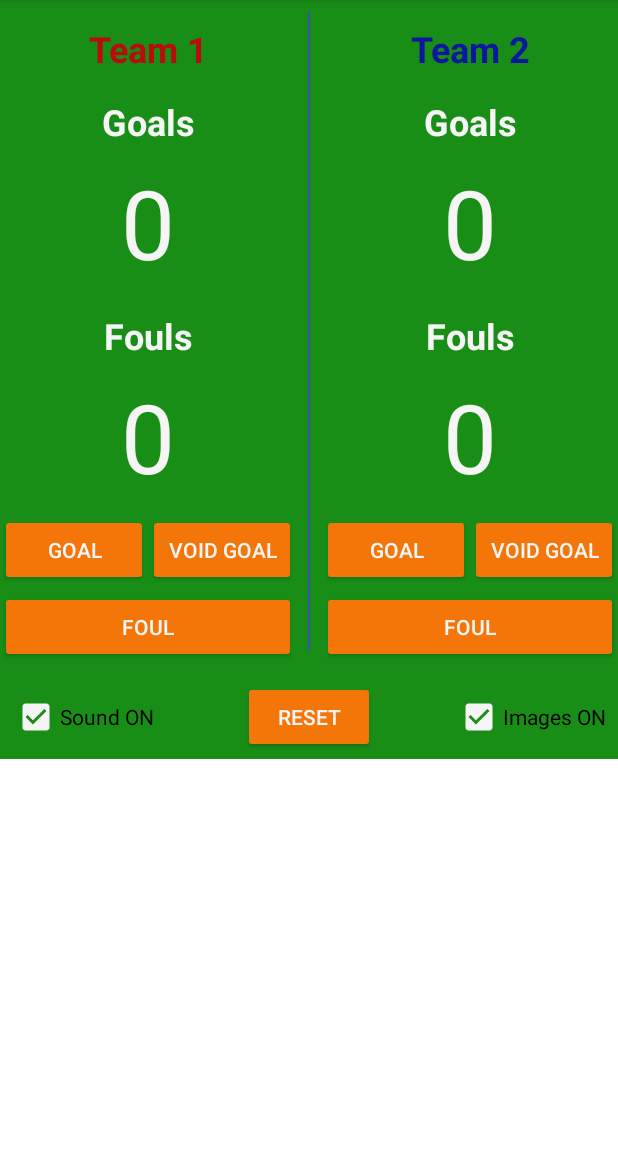
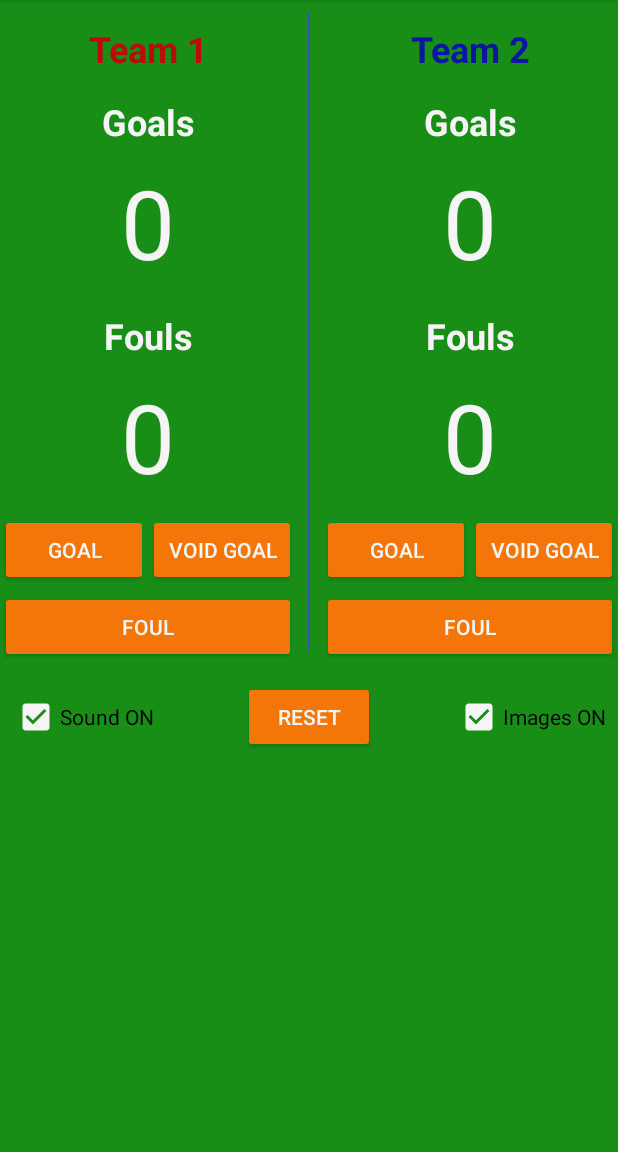
Before and after one commit to RodrigoPina407/ScoreKeeper, an Android app: the ScoreScreen screen opened directly, with no data from a screen before it, after a tap on "RESET", on a phone screen of 412 x 824 dp, the part 84-1236 px from its top. Run offline under Robolectric (Android 15) with nearby library versions, the phone set to English and light mode, and no system bars.

Commit message:
Errors fixed

```diff
--- a/ScoreKeeper/app/src/main/java/com/example/android/scorekeeper/ScoreScreen.java
+++ b/ScoreKeeper/app/src/main/java/com/example/android/scorekeeper/ScoreScreen.java
@@ -36,13 +36,18 @@ public class ScoreScreen extends AppCompatActivity {
 
         TextView team1_goals = (TextView) findViewById(R.id.team1_score);
         TextView team2_goals = (TextView) findViewById(R.id.team2_score);
-        TextView team1_fouls = (TextView) findViewById(R.id.team1_fouls);
-        TextView team2_fouls = (TextView) findViewById(R.id.team2_fouls);
+        TextView team1_fouls_view = (TextView) findViewById(R.id.team1_fouls);
+        TextView team2_fouls_view = (TextView) findViewById(R.id.team2_fouls);
 
         team1_goals.setText("0");
         team2_goals.setText("0");
-        team1_fouls.setText("0");
-        team2_fouls.setText("0");
+        team1_fouls_view.setText("0");
+        team2_fouls_view.setText("0");
+
+        team1_score = 0;
+        team2_score = 0;
+        team1_fouls = 0;
+        team2_fouls = 0;
 
 
     }
--- a/ScoreKeeper/app/src/main/res/layout/activity_main.xml
+++ b/ScoreKeeper/app/src/main/res/layout/activity_main.xml
@@ -22,13 +22,13 @@
         android:textColor="@color/Red"
         android:gravity="center"
         android:textStyle="bold"
-        android:textSize="48sp"
+        android:textSize="@dimen/Title"
         android:fontFamily="serif-monospace"
         android:layout_centerHorizontal="true"/>
 
     <TextView
-        android:layout_width="180dp"
-        android:layout_height="180dp"
+        android:layout_width="@dimen/ball_width"
+        android:layout_height="@dimen/ball_height"
         android:text="@string/kickoff"
         android:textSize="32sp"
         android:gravity="center"
--- a/ScoreKeeper/app/src/main/res/layout/activity_score_screen.xml
+++ b/ScoreKeeper/app/src/main/res/layout/activity_score_screen.xml
@@ -4,12 +4,12 @@
     xmlns:app="http://schemas.android.com/apk/res-auto"
     xmlns:tools="http://schemas.android.com/tools"
     android:layout_width="match_parent"
-    android:layout_height="match_parent">
+    android:layout_height="match_parent"
+    android:background="@color/Green">
 
     <LinearLayout
         android:layout_width="match_parent"
         android:layout_height="match_parent"
-        android:background="@color/Green"
         android:orientation="vertical"
         tools:context="com.example.android.scorekeeper.ScoreScreen">
 
@@ -31,7 +31,7 @@
                     android:gravity="center"
                     android:text="@string/team_1"
                     android:textColor="@color/Red"
-                    android:textSize="24sp"
+                    android:textSize="@dimen/Team"
                     android:textStyle="bold" />
 
                 <TextView
@@ -40,7 +40,7 @@
                     android:layout_marginTop="16dp"
                     android:gravity="center"
                     android:text="@string/goals"
-                    android:textSize="24sp"
+                    android:textSize="@dimen/Team"
                     android:textStyle="bold" />
 
                 <TextView
@@ -51,7 +51,7 @@
                     android:gravity="center"
                     android:text="0"
                     android:textColor="@color/White"
-                    android:textSize="64sp" />
+                    android:textSize="@dimen/score" />
 
                 <TextView
                     android:layout_width="match_parent"
@@ -59,7 +59,7 @@
                     android:layout_marginTop="16dp"
                     android:gravity="center"
                     android:text="@string/fouls"
-                    android:textSize="24sp"
+                    android:textSize="@dimen/Team"
                     android:textStyle="bold" />
 
                 <TextView
@@ -70,7 +70,7 @@
                     android:gravity="center"
                     android:text="0"
                     android:textColor="@color/White"
-                    android:textSize="64sp" />
+                    android:textSize="@dimen/score" />
 
                 <LinearLayout
                     android:layout_width="match_parent"
@@ -127,7 +127,7 @@
                     android:gravity="center"
                     android:text="@string/team_2"
                     android:textColor="@color/Blue"
-                    android:textSize="24sp"
+                    android:textSize="@dimen/Team"
                     android:textStyle="bold" />
 
                 <TextView
@@ -136,8 +136,7 @@
                     android:layout_marginTop="16dp"
                     android:gravity="center"
                     android:text="@string/goals"
-
-                    android:textSize="24sp"
+                    android:textSize="@dimen/Team"
                     android:textStyle="bold" />
 
                 <TextView
@@ -148,15 +147,15 @@
                     android:gravity="center"
                     android:text="0"
                     android:textColor="@color/White"
-                    android:textSize="64sp" />
+                    android:textSize="@dimen/score" />
 
                 <TextView
                     android:layout_width="match_parent"
                     android:layout_height="wrap_content"
                     android:layout_marginTop="16dp"
                     android:gravity="center"
-                    android:text="Fouls"
-                    android:textSize="24sp"
+                    android:text="@string/fouls"
+                    android:textSize="@dimen/Team"
                     android:textStyle="bold" />
 
                 <TextView
@@ -167,7 +166,7 @@
                     android:gravity="center"
                     android:text="0"
                     android:textColor="@color/White"
-                    android:textSize="64sp" />
+                    android:textSize="@dimen/score" />
 
                 <LinearLayout
                     android:layout_width="match_parent"
@@ -206,7 +205,7 @@
 
         <RelativeLayout
             android:layout_width="match_parent"
-            android:layout_height="wrap_content"
+            android:layout_height="match_parent"
             android:layout_marginTop="8dp">
 
             <Button
--- /dev/null
+++ b/ScoreKeeper/app/src/main/res/values/dimens.xml
@@ -0,0 +1,8 @@
+<?xml version="1.0" encoding="utf-8"?>
+<resources>
+    <dimen name="Team">24sp</dimen>
+    <dimen name="score">64sp</dimen>
+    <dimen name="Title">48sp</dimen>
+    <dimen name="ball_width">180dp</dimen>
+    <dimen name="ball_height">180dp</dimen>
+</resources>
```
